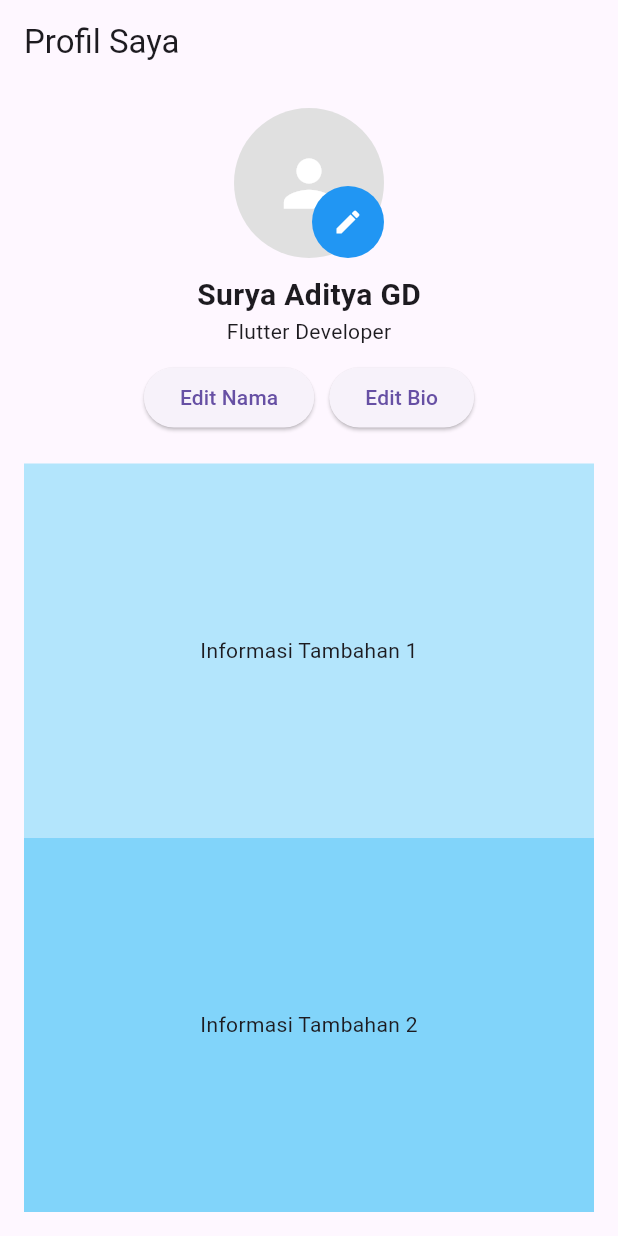
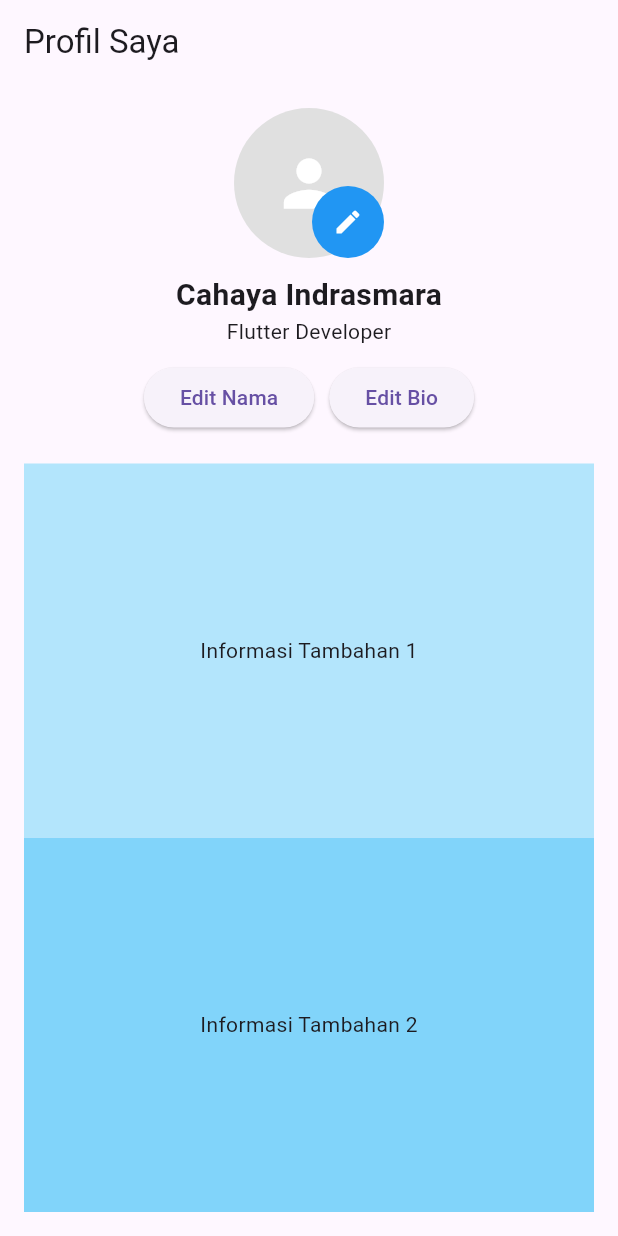
Before and after one commit to cahayaindrasmara/profil-sederhana-flutter, a Flutter app: the screen it shows after launch, on a phone screen of 412 x 824 dp. Run offline on Flutter 3.47's test engine with Material 3 defaults, Android fonts, the light colour scheme and no system bars.

Commit message:
ubah nama

```diff
--- a/lib/main.dart
+++ b/lib/main.dart
@@ -24,7 +24,7 @@ class ProfileScreen extends StatefulWidget {
 }
 
 class _ProfileScreenState extends State<ProfileScreen> {
-  String username = "Surya Aditya GD";
+  String username = "Cahaya Indrasmara";
   String bio = "Flutter Developer";
 
   void _editName() {
```
